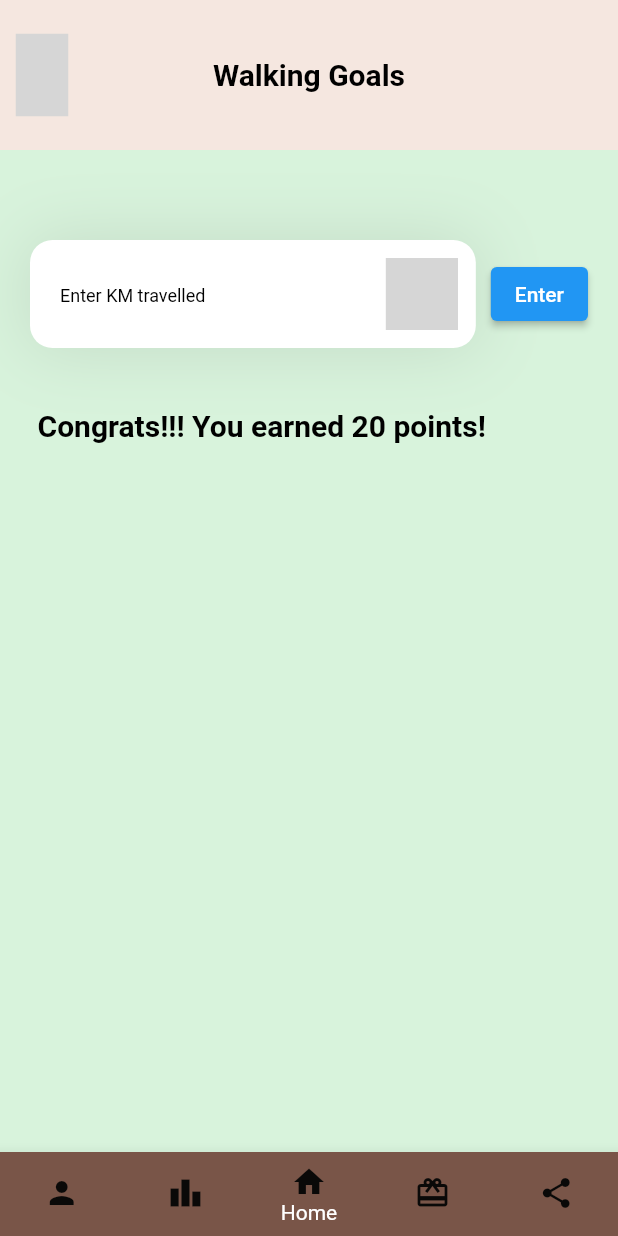
After one commit to kshitijm45/ecohopv1, a Flutter app: the WalkingPage screen opened directly, on a phone screen of 412 x 824 dp. The commit adds this screen. Run offline on Flutter 3.47's test engine with Material 2 defaults, Android fonts, the phone set to English and light mode, and no system bars; our stand-ins replace flutter_signin_button, flutter_svg; missing offline and left inert: flutter_facebook_auth; grey boxes are pictures that could not be loaded.

Commit message:
added walking page

```diff
--- a/lib/main.dart
+++ b/lib/main.dart
@@ -1,4 +1,5 @@
 import 'package:ecohopv1/pages/landing.dart';
+import 'package:ecohopv1/pages/walking.dart';
 import 'package:flutter/material.dart';
 import 'package:ecohopv1/pages/home.dart';
 
--- a/lib/pages/home.dart
+++ b/lib/pages/home.dart
@@ -1,3 +1,4 @@
+import 'package:ecohopv1/pages/walking.dart';
 import 'package:flutter/material.dart';
 import 'package:flutter_svg/svg.dart';
 
@@ -206,7 +207,13 @@ class HomePage extends StatelessWidget {
           Row(
             children: [
               GestureDetector(
-                  onTap: () {},
+                  onTap: () {
+                    Navigator.push(
+                      context,
+                      MaterialPageRoute(builder: (context) => WalkingPage()),
+                    );
+                    //print("clicked");
+                  },
                   child: Container(
                     margin: EdgeInsets.only(left: 70, top: 56),
                     width: 76,
--- a/lib/pages/landing.dart
+++ b/lib/pages/landing.dart
@@ -77,6 +77,7 @@ class _LandingPageState extends State<LandingPage> {
               onPressed: () {
                 Navigator.push(context,
                     MaterialPageRoute(builder: (context) => const HomePage()));
+                print("pressed");
               },
               child: const Text('Skip'),
             )
--- /dev/null
+++ b/lib/pages/walking.dart
@@ -0,0 +1,171 @@
+import 'package:flutter/material.dart';
+import 'package:flutter_svg/flutter_svg.dart';
+
+class WalkingPage extends StatefulWidget {
+  const WalkingPage({super.key});
+
+  @override
+  State<WalkingPage> createState() => WalkingPageState();
+}
+
+class WalkingPageState extends State<WalkingPage> {
+  @override
+  Widget build(BuildContext context) {
+    return Scaffold(
+      appBar: appBar(),
+      backgroundColor: Color(0xFFD8F3DC),
+      body: Column(
+        crossAxisAlignment: CrossAxisAlignment.start,
+        children: [
+          SizedBox(height: 40),
+          Padding(
+            padding: const EdgeInsets.all(20.0),
+            child: Row(
+              children: [
+                Expanded(
+                  child: Container(
+                    decoration: BoxDecoration(
+                      boxShadow: [
+                        BoxShadow(
+                          color: Color(0xff1D1617).withOpacity(0.11),
+                          blurRadius: 40,
+                          spreadRadius: 0.0,
+                        )
+                      ],
+                    ),
+                    child: TextField(
+                      decoration: InputDecoration(
+                        filled: true,
+                        fillColor: Colors.white,
+                        border: OutlineInputBorder(
+                          borderRadius: BorderRadius.circular(15),
+                          borderSide: BorderSide.none,
+                        ),
+                        contentPadding:
+                            EdgeInsets.only(left: 20, right: 20, top: 15),
+                        hintText: 'Enter KM travelled',
+                        hintStyle: TextStyle(color: Colors.black, fontSize: 12),
+                        suffixIcon: Container(
+                          width: 100,
+                          child: Row(
+                            mainAxisAlignment: MainAxisAlignment.end,
+                            children: [
+                              VerticalDivider(
+                                color: Colors.black,
+                                indent: 10,
+                                endIndent: 10,
+                                thickness: 0.1,
+                              ),
+                              Padding(
+                                padding: const EdgeInsets.all(12.0),
+                                child:
+                                    SvgPicture.asset('assets/icons/_Close.svg'),
+                              ),
+                            ],
+                          ),
+                        ),
+                      ),
+                    ),
+                  ),
+                ),
+                SizedBox(
+                    width:
+                        10), // Add spacing between the TextField and the button
+                ElevatedButton(
+                  onPressed: () {
+                    // Handle button press
+                  },
+                  child: Text('Enter'),
+                ),
+              ],
+            ),
+          ),
+          Padding(
+            padding: const EdgeInsets.only(left: 25, top: 20),
+            child: Column(
+              crossAxisAlignment: CrossAxisAlignment.start,
+              children: [
+                Text(
+                  'Congrats!!! You earned 20 points!',
+                  style: TextStyle(
+                    color: Colors.black,
+                    fontSize: 20,
+                    fontWeight: FontWeight.bold,
+                  ),
+                ),
+              ],
+            ),
+          ),
+        ],
+      ),
+      bottomNavigationBar: bottomNavigationBar(),
+    );
+  }
+
+  AppBar appBar() {
+    return AppBar(
+      toolbarHeight: 100,
+      title: const Text(
+        'Walking Goals',
+        style: TextStyle(
+          color: Colors.black,
+          fontSize: 20,
+          fontWeight: FontWeight.bold,
+        ),
+      ),
+      backgroundColor: const Color(0xFFF5E7E0),
+      elevation: 0.0,
+      centerTitle: true,
+      leading: GestureDetector(
+        onTap: () {},
+        child: Container(
+          margin: const EdgeInsets.all(10),
+          alignment: Alignment.center,
+          decoration: BoxDecoration(
+            color: const Color(0xFFF5E7E0),
+            borderRadius: BorderRadius.circular(10),
+          ),
+          child: SvgPicture.asset(
+            'assets/icons/Vector.svg',
+            alignment: Alignment.topLeft,
+            height: 55,
+            width: 35,
+          ),
+        ),
+      ),
+    );
+  }
+
+  Widget bottomNavigationBar() {
+    return BottomNavigationBar(
+      backgroundColor: Colors.brown,
+      selectedItemColor: Colors.white,
+      type: BottomNavigationBarType.fixed,
+      showUnselectedLabels: false,
+      showSelectedLabels: true,
+      currentIndex: 2,
+      items: const <BottomNavigationBarItem>[
+        BottomNavigationBarItem(
+          icon: Icon(Icons.person, color: Color(0xFF0a0908)),
+          label: 'Profile',
+        ),
+        BottomNavigationBarItem(
+          icon: Icon(Icons.leaderboard, color: Color(0xFF0a0908)),
+          label: 'Leaderboard',
+        ),
+        BottomNavigationBarItem(
+          icon: Icon(Icons.home, color: Color(0xFF0a0908)),
+          label: 'Home',
+        ),
+        BottomNavigationBarItem(
+          icon: Icon(Icons.card_giftcard, color: Color(0xFF0a0908)),
+          label: 'Rewards',
+        ),
+        BottomNavigationBarItem(
+          icon: Icon(Icons.share, color: Color(0xFF0a0908)),
+          label: 'Share',
+        )
+      ],
+    );
+  }
+}
```
Also changed, not shown: 2 other files.
